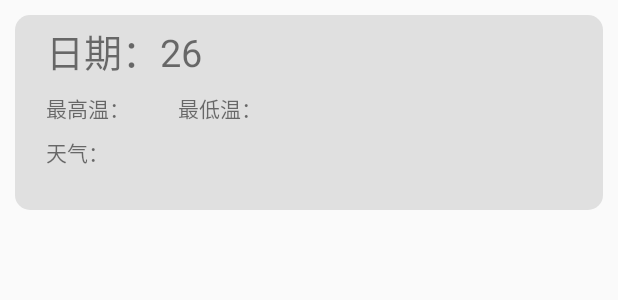
After one commit to Tomcatpig/MyApplication7, an Android app: the layout weather_list_item.xml on its own in the app's theme, with its tools: preview values and no code run, on a phone screen of 412 x 824 dp. The commit adds this screen. Shown: the top 300 px of the screen. Run offline under Robolectric (Android 15) with nearby library versions, the phone set to English and light mode, and no system bars; network calls fail.

Commit message:
第二次

```diff
--- /dev/null
+++ b/app/src/main/res/drawable/weather_list_item_backg.xml
@@ -0,0 +1,9 @@
+<?xml version="1.0" encoding="utf-8"?>
+<shape xmlns:android="http://schemas.android.com/apk/res/android">
+<solid android:color="@color/backgroundColor"/>
+    <corners android:radius="10dp"/>
+    <padding android:top="5dp"
+        android:bottom="5dp"
+        android:left="5dp"
+        android:right="5dp"/>
+</shape>
--- /dev/null
+++ b/app/src/main/res/layout/weather_list_item.xml
@@ -0,0 +1,58 @@
+<?xml version="1.0" encoding="utf-8"?>
+<RelativeLayout xmlns:android="http://schemas.android.com/apk/res/android"
+    xmlns:app="http://schemas.android.com/apk/res-auto"
+    xmlns:tools="http://schemas.android.com/tools"
+    android:id="@+id/relativeLayout"
+    android:layout_width="match_parent"
+    android:layout_height="150dp"
+    android:padding="10dp">
+
+    <androidx.constraintlayout.widget.ConstraintLayout
+        android:layout_width="match_parent"
+        android:layout_height="match_parent"
+        android:layout_alignParentBottom="true"
+        android:layout_centerHorizontal="true"
+        android:background="@drawable/weather_list_item_backg">
+
+        <TextView
+            android:id="@+id/weather_list_data"
+            android:layout_width="wrap_content"
+            android:layout_height="wrap_content"
+            android:layout_marginStart="16dp"
+            android:text="日期：26"
+            android:textSize="25sp"
+            app:layout_constraintStart_toStartOf="parent"
+            app:layout_constraintTop_toTopOf="parent" />
+
+        <TextView
+            android:id="@+id/weather_list_tempHigh"
+            android:layout_width="wrap_content"
+            android:layout_height="wrap_content"
+            android:layout_marginTop="8dp"
+            android:text="最高温："
+            app:layout_constraintStart_toStartOf="@+id/weather_list_data"
+            app:layout_constraintTop_toBottomOf="@+id/weather_list_data" />
+
+        <TextView
+            android:id="@+id/weather_list_tempLow"
+            android:layout_width="wrap_content"
+            android:layout_height="wrap_content"
+            android:layout_marginStart="32dp"
+            android:layout_marginTop="8dp"
+            android:text="最低温："
+            app:layout_constraintStart_toEndOf="@+id/weather_list_tempHigh"
+            app:layout_constraintTop_toBottomOf="@+id/weather_list_data" />
+
+        <TextView
+            android:id="@+id/weather_list_weatherNow"
+            android:layout_width="wrap_content"
+            android:layout_height="wrap_content"
+            android:layout_marginTop="8dp"
+            android:text="天气："
+            app:layout_constraintStart_toStartOf="@+id/weather_list_data"
+            app:layout_constraintTop_toBottomOf="@+id/weather_list_tempHigh" />
+
+
+    </androidx.constraintlayout.widget.ConstraintLayout>
+
+</RelativeLayout>
--- a/app/src/main/res/values/colors.xml
+++ b/app/src/main/res/values/colors.xml
@@ -3,4 +3,5 @@
     <color name="colorPrimary">#008577</color>
     <color name="colorPrimaryDark">#00574B</color>
     <color name="colorAccent">#D81B60</color>
+    <color name="backgroundColor">#E0E0E0</color>
 </resources>
```
